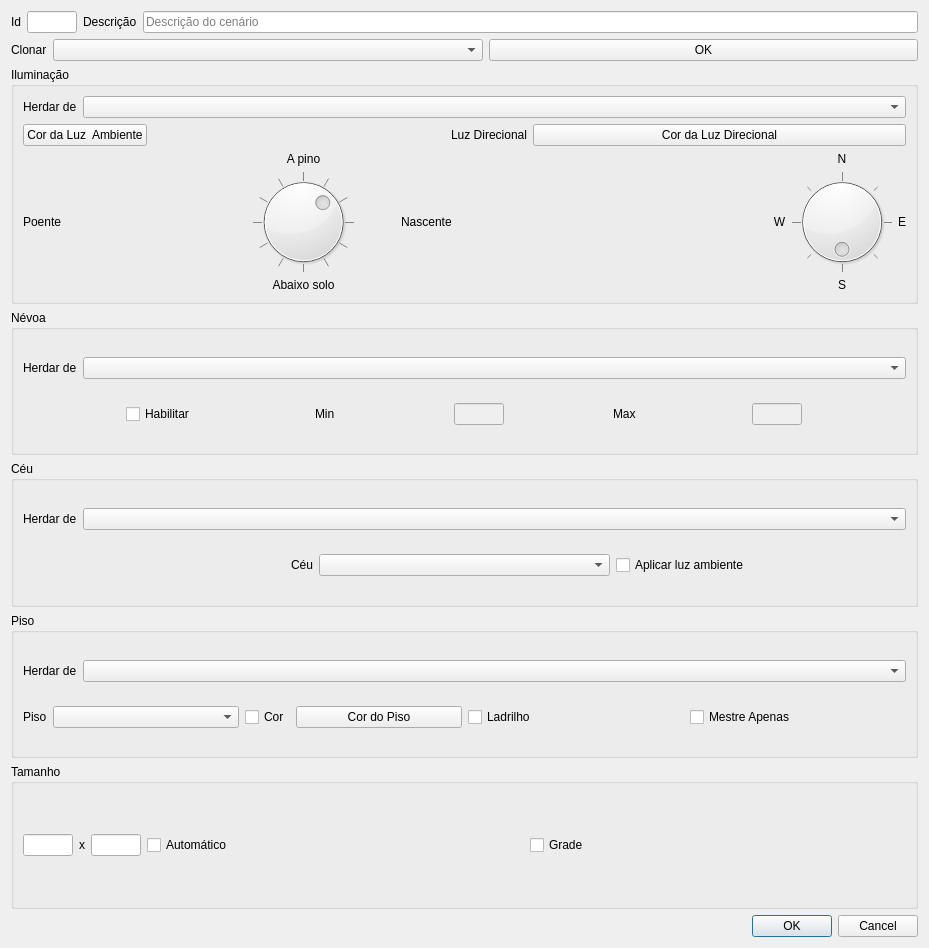
Above: ifg/qt/ui/cenario.ui from matferib/tabuleiro-virtual before the change. Below: the same form after it.
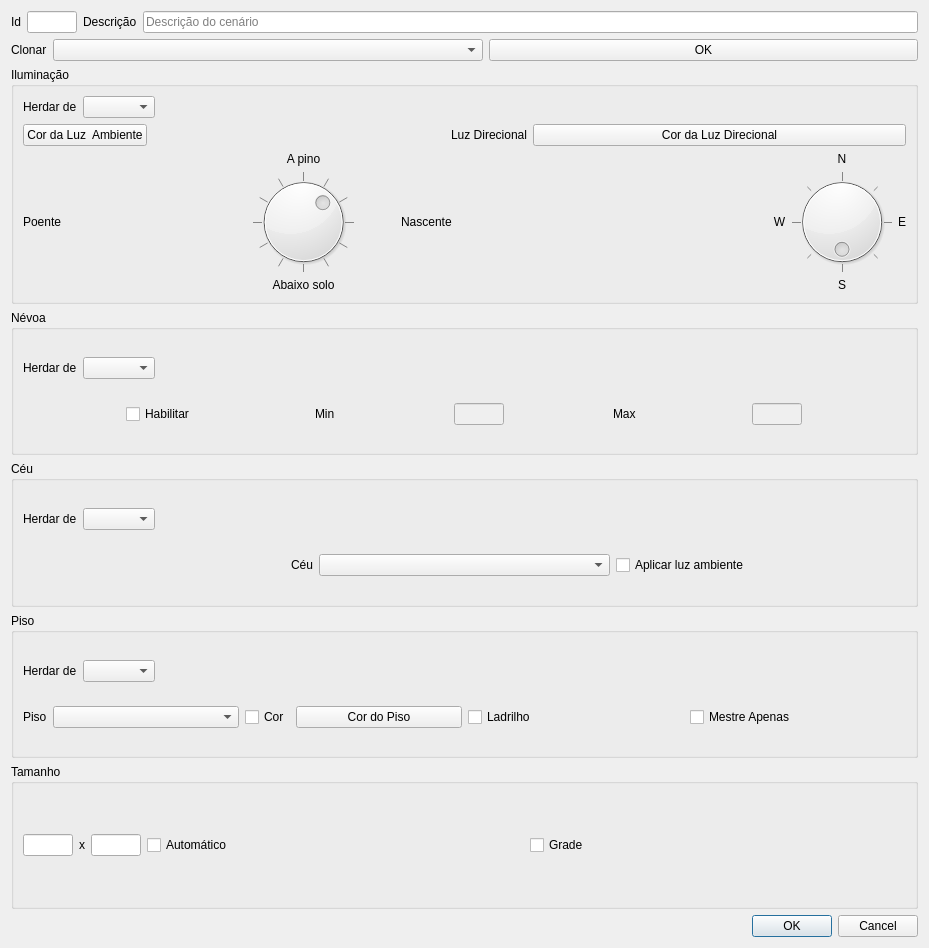
That is the form after the change.

Commit message: ui de herdar nevoa

```diff
--- a/ifg/qt/ui/cenario.ui
+++ b/ifg/qt/ui/cenario.ui
@@ -102,7 +102,24 @@
            </widget>
           </item>
           <item>
-           <widget class="QComboBox" name="combo_herdar_iluminacao"/>
+           <widget class="QComboBox" name="combo_herdar_iluminacao">
+            <property name="toolTip">
+             <string>Se váilido, configurações de luz serão as mesmas do cenário passado.</string>
+            </property>
+           </widget>
+          </item>
+          <item>
+           <spacer name="horizontalSpacer_3">
+            <property name="orientation">
+             <enum>Qt::Horizontal</enum>
+            </property>
+            <property name="sizeHint" stdset="0">
+             <size>
+              <width>40</width>
+              <height>20</height>
+             </size>
+            </property>
+           </spacer>
           </item>
          </layout>
         </item>
@@ -392,7 +409,24 @@
          </widget>
         </item>
         <item>
-         <widget class="QComboBox" name="combo_herdar_nevoa"/>
+         <widget class="QComboBox" name="combo_herdar_nevoa">
+          <property name="toolTip">
+           <string>Se váilido, configurações de névoa serão as mesmas do cenário passado.</string>
+          </property>
+         </widget>
+        </item>
+        <item>
+         <spacer name="horizontalSpacer_5">
+          <property name="orientation">
+           <enum>Qt::Horizontal</enum>
+          </property>
+          <property name="sizeHint" stdset="0">
+           <size>
+            <width>40</width>
+            <height>20</height>
+           </size>
+          </property>
+         </spacer>
         </item>
        </layout>
       </item>
@@ -496,7 +530,24 @@
          </widget>
         </item>
         <item>
-         <widget class="QComboBox" name="combo_herdar_ceu"/>
+         <widget class="QComboBox" name="combo_herdar_ceu">
+          <property name="toolTip">
+           <string>Se váilido, configurações de céu serão as mesmas do cenário passado.</string>
+          </property>
+         </widget>
+        </item>
+        <item>
+         <spacer name="horizontalSpacer_2">
+          <property name="orientation">
+           <enum>Qt::Horizontal</enum>
+          </property>
+          <property name="sizeHint" stdset="0">
+           <size>
+            <width>40</width>
+            <height>20</height>
+           </size>
+          </property>
+         </spacer>
         </item>
        </layout>
       </item>
@@ -552,7 +603,24 @@
          </widget>
         </item>
         <item>
-         <widget class="QComboBox" name="combo_herdar_piso"/>
+         <widget class="QComboBox" name="combo_herdar_piso">
+          <property name="toolTip">
+           <string>Se váilido, configurações de piso serão as mesmas do cenário passado.</string>
+          </property>
+         </widget>
+        </item>
+        <item>
+         <spacer name="horizontalSpacer_4">
+          <property name="orientation">
+           <enum>Qt::Horizontal</enum>
+          </property>
+          <property name="sizeHint" stdset="0">
+           <size>
+            <width>40</width>
+            <height>20</height>
+           </size>
+          </property>
+         </spacer>
         </item>
        </layout>
       </item>
```
The commit also changes 1 other file.
